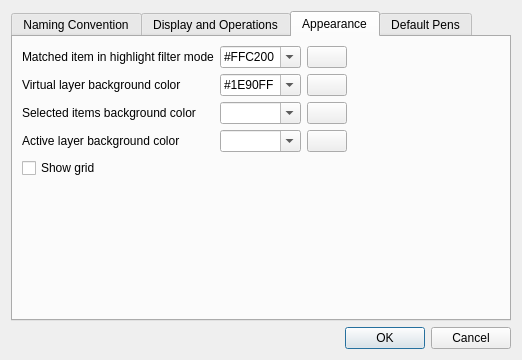
Before: the Qt Designer form librecad/src/ui/dock_widgets/layers_tree/lc_layertreeoptionsdialog.ui in sand1024/LibreCAD, drawn with Qt 5.
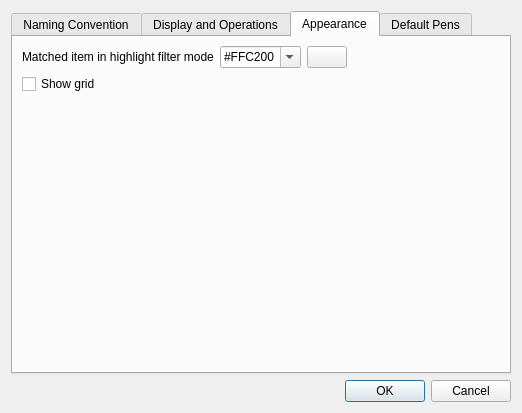
After: the same form once the commit is applied. The open tabs and pages were chosen to show the change. Icons and pictures are not drawn. Custom widgets are drawn as their Qt base class.

Diff of the .ui file:
```diff
--- a/librecad/src/ui/dock_widgets/layers_tree/lc_layertreeoptionsdialog.ui
+++ b/librecad/src/ui/dock_widgets/layers_tree/lc_layertreeoptionsdialog.ui
@@ -7,7 +7,7 @@
     <x>0</x>
     <y>0</y>
     <width>522</width>
-    <height>360</height>
+    <height>413</height>
    </rect>
   </property>
   <property name="sizePolicy">
@@ -379,6 +379,36 @@
        <string>Appearance</string>
       </attribute>
       <layout class="QGridLayout" name="gridLayout_2">
+       <item row="0" column="3">
+        <spacer name="horizontalSpacer_2">
+         <property name="orientation">
+          <enum>Qt::Orientation::Horizontal</enum>
+         </property>
+         <property name="sizeHint" stdset="0">
+          <size>
+           <width>0</width>
+           <height>0</height>
+          </size>
+         </property>
+        </spacer>
+       </item>
+       <item row="0" column="0">
+        <widget class="QLabel" name="label_6">
+         <property name="text">
+          <string>Matched item in highlight filter mode</string>
+         </property>
+        </widget>
+       </item>
+       <item row="1" column="0">
+        <widget class="QCheckBox" name="cbShowGrid">
+         <property name="toolTip">
+          <string>If selected, grid lines will be drawn</string>
+         </property>
+         <property name="text">
+          <string>Show grid</string>
+         </property>
+        </widget>
+       </item>
        <item row="0" column="1">
         <widget class="QComboBox" name="cbHighlightedColor">
          <property name="sizePolicy">
@@ -408,35 +438,6 @@
          </item>
         </widget>
        </item>
-       <item row="1" column="1">
-        <widget class="QComboBox" name="cbVirtualLayerBackgroundColor">
-         <property name="sizePolicy">
-          <sizepolicy hsizetype="Preferred" vsizetype="Fixed">
-           <horstretch>0</horstretch>
-           <verstretch>0</verstretch>
-          </sizepolicy>
-         </property>
-         <property name="toolTip">
-          <string>Background color for virtual layers items in layers list</string>
-         </property>
-         <property name="accessibleDescription">
-          <string notr="true"/>
-         </property>
-         <property name="editable">
-          <bool>true</bool>
-         </property>
-         <item>
-          <property name="text">
-           <string notr="true">#1E90FF</string>
-          </property>
-         </item>
-         <item>
-          <property name="text">
-           <string notr="true">#FFC200</string>
-          </property>
-         </item>
-        </widget>
-       </item>
        <item row="0" column="2">
         <widget class="QPushButton" name="pb_highlightedColor">
          <property name="sizePolicy">
@@ -457,54 +458,7 @@
          </property>
         </widget>
        </item>
-       <item row="3" column="1">
-        <widget class="QComboBox" name="cbActiveLayerBgColor">
-         <property name="editable">
-          <bool>true</bool>
-         </property>
-        </widget>
-       </item>
-       <item row="2" column="1">
-        <widget class="QComboBox" name="cbSelectedItemBgColor">
-         <property name="toolTip">
-          <string>Background color for selected items in layers tree.</string>
-         </property>
-         <property name="editable">
-          <bool>true</bool>
-         </property>
-         <property name="currentText">
-          <string/>
-         </property>
-        </widget>
-       </item>
-       <item row="1" column="2">
-        <widget class="QPushButton" name="pb_selectedItemColor">
-         <property name="sizePolicy">
-          <sizepolicy hsizetype="Maximum" vsizetype="Fixed">
-           <horstretch>0</horstretch>
-           <verstretch>0</verstretch>
-          </sizepolicy>
-         </property>
-         <property name="toolTip">
-          <string>Click to select color</string>
-         </property>
-         <property name="text">
-          <string/>
-         </property>
-         <property name="icon">
-          <iconset resource="../../../../res/controls/controls.qrc">
-           <normaloff>:/controls/colorxx.png</normaloff>:/controls/colorxx.png</iconset>
-         </property>
-        </widget>
-       </item>
        <item row="2" column="0">
-        <widget class="QLabel" name="label_7">
-         <property name="text">
-          <string>Selected items background color</string>
-         </property>
-        </widget>
-       </item>
-       <item row="5" column="0">
         <spacer name="verticalSpacer_2">
          <property name="orientation">
           <enum>Qt::Vertical</enum>
@@ -517,81 +471,6 @@
          </property>
         </spacer>
        </item>
-       <item row="3" column="0">
-        <widget class="QLabel" name="label_8">
-         <property name="toolTip">
-          <string>Background color for active layer item in layers tree</string>
-         </property>
-         <property name="text">
-          <string>Active layer background color</string>
-         </property>
-        </widget>
-       </item>
-       <item row="1" column="3">
-        <spacer name="horizontalSpacer_2">
-         <property name="orientation">
-          <enum>Qt::Horizontal</enum>
-         </property>
-         <property name="sizeHint" stdset="0">
-          <size>
-           <width>0</width>
-           <height>0</height>
-          </size>
-         </property>
-        </spacer>
-       </item>
-       <item row="2" column="2">
-        <widget class="QPushButton" name="pbSelectedItemsBgColor">
-         <property name="toolTip">
-          <string>Click to select color</string>
-         </property>
-         <property name="text">
-          <string/>
-         </property>
-         <property name="icon">
-          <iconset resource="../../../../res/controls/controls.qrc">
-           <normaloff>:/controls/colorxx.png</normaloff>:/controls/colorxx.png</iconset>
-         </property>
-        </widget>
-       </item>
-       <item row="0" column="0">
-        <widget class="QLabel" name="label_6">
-         <property name="text">
-          <string>Matched item in highlight filter mode</string>
-         </property>
-        </widget>
-       </item>
-       <item row="3" column="2">
-        <widget class="QPushButton" name="pbActiveLayerBgColor">
-         <property name="toolTip">
-          <string>Click to select color</string>
-         </property>
-         <property name="text">
-          <string/>
-         </property>
-         <property name="icon">
-          <iconset resource="../../../../res/controls/controls.qrc">
-           <normaloff>:/controls/colorxx.png</normaloff>:/controls/colorxx.png</iconset>
-         </property>
-        </widget>
-       </item>
-       <item row="1" column="0">
-        <widget class="QLabel" name="lRelativeZeroColor">
-         <property name="text">
-          <string>Virtual layer background color</string>
-         </property>
-        </widget>
-       </item>
-       <item row="4" column="0">
-        <widget class="QCheckBox" name="cbShowGrid">
-         <property name="toolTip">
-          <string>If selected, grid lines will be drawn</string>
-         </property>
-         <property name="text">
-          <string>Show grid</string>
-         </property>
-        </widget>
-       </item>
       </layout>
      </widget>
      <widget class="QWidget" name="tabPens">
```
Left out of the diff: 68 changed lines with no effect on the pictures.
